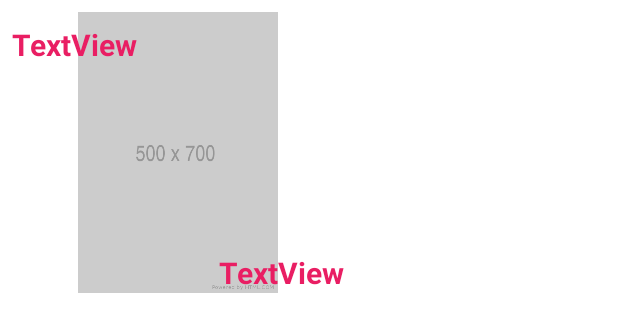
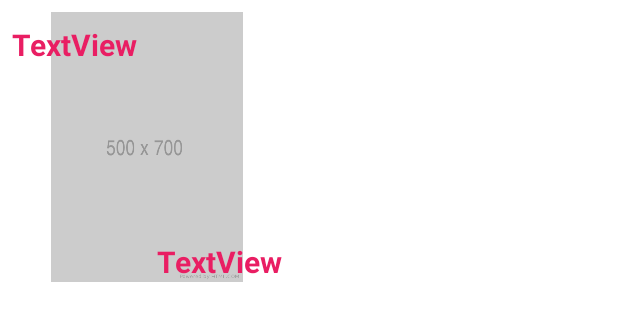
Before and after one commit to demotender/talkrooms, an Android app: the layout row_hotrooms.xml on its own in the app's theme, with its tools: preview values and no code run, on a phone screen of 412 x 824 dp. Shown: the top 332 px of the screen. Run offline under Robolectric (Android 15) with nearby library versions, the phone set to English and light mode, and no system bars; network calls fail.

Commit message:
option corner

```diff
--- a/app/build.gradle
+++ b/app/build.gradle
@@ -47,6 +47,9 @@ dependencies {
 
     implementation("com.squareup.okhttp3:okhttp:4.9.3")
     implementation 'com.google.code.gson:gson:2.9.0'
+    //coroutines
+    implementation("org.jetbrains.kotlinx:kotlinx-coroutines-core:1.6.0")
+    implementation("org.jetbrains.kotlinx:kotlinx-coroutines-android:1.6.0")
     testImplementation 'junit:junit:4.13.2'
     androidTestImplementation 'androidx.test.ext:junit:1.1.3'
     androidTestImplementation 'androidx.test.espresso:espresso-core:3.4.0'
--- /dev/null
+++ b/app/src/main/res/drawable/pic_corner.xml
@@ -0,0 +1,17 @@
+<?xml version="1.0" encoding="utf-8"?>
+<shape xmlns:android="http://schemas.android.com/apk/res/android">
+
+    <!--圓角-->
+    <corners android:radius="20dp"
+        android:topLeftRadius="20dp"
+        android:topRightRadius="20dp"
+        android:bottomLeftRadius="20dp"
+        android:bottomRightRadius="20dp" />
+
+    <!--描邊-->
+    <stroke android:width="10dp"
+        android:color="#faf9f9"
+        android:dashWidth="10dp"
+        android:dashGap="0dp" />
+
+</shape>
--- a/app/src/main/res/layout/row_hotrooms.xml
+++ b/app/src/main/res/layout/row_hotrooms.xml
@@ -7,8 +7,8 @@
 
     <ImageView
         android:id="@+id/imageView"
-        android:layout_width="221dp"
-        android:layout_height="187dp"
+        android:layout_width="180dp"
+        android:layout_height="180dp"
         android:layout_marginStart="8dp"
         android:layout_marginTop="8dp"
         android:layout_marginEnd="8dp"
@@ -18,6 +18,19 @@
         app:layout_constraintStart_toStartOf="parent"
         app:layout_constraintTop_toTopOf="parent"
         app:srcCompat="@drawable/image500x700" />
+
+    <View
+        android:layout_width="190dp"
+        android:layout_height="190dp"
+        android:layout_centerInParent="true"
+        android:background="@drawable/pic_corner"
+        android:visibility="gone"
+        app:layout_constraintBottom_toBottomOf="@+id/imageView"
+        app:layout_constraintEnd_toEndOf="@+id/imageView"
+        app:layout_constraintHorizontal_bias="0.538"
+        app:layout_constraintStart_toStartOf="@+id/imageView"
+        app:layout_constraintTop_toTopOf="@+id/imageView"
+        app:layout_constraintVertical_bias="0.454" />
 
     <TextView
         android:id="@+id/tv_title"
```
Also changed, not shown: app/src/main/AndroidManifest.xml (+6 -1 lines), app/src/main/java/com/vangood/chatfrag0315/HomePopulerFragment.kt (+12 -1 lines), app/src/main/java/com/vangood/chatfrag0315/SignUpFragment.kt (+28 -11 lines), app/src/main/java/com/vangood/chatfrag0315/TalkRoomActivity.kt (added, +14 -0 lines), app/src/main/res/layout/activity_talk_room.xml (added, +9 -0 lines).
